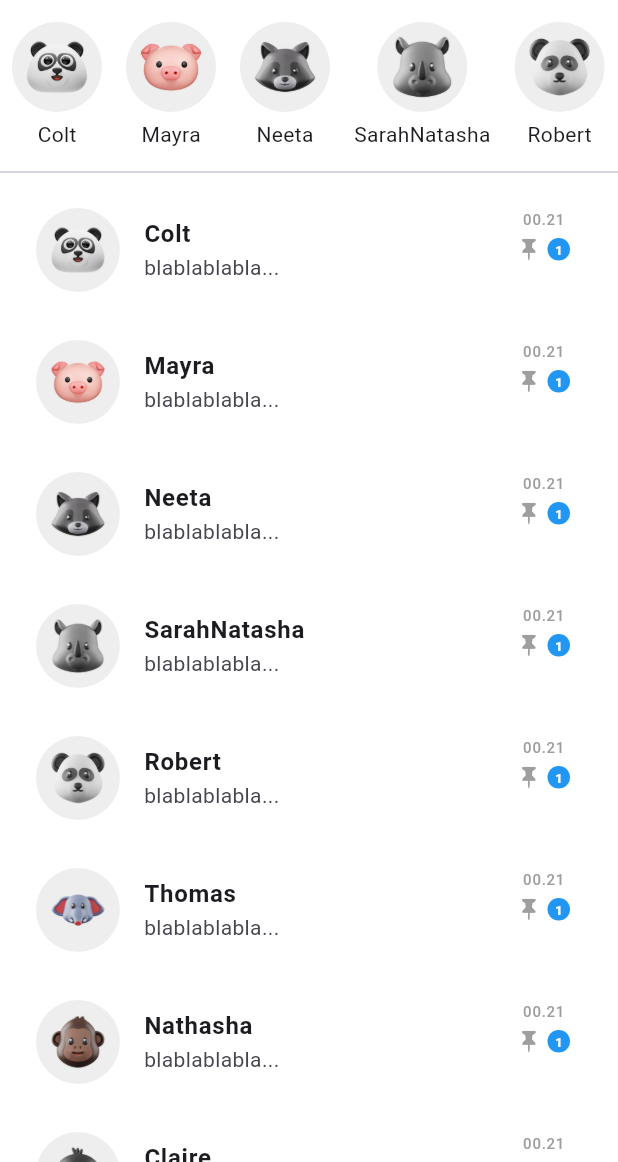
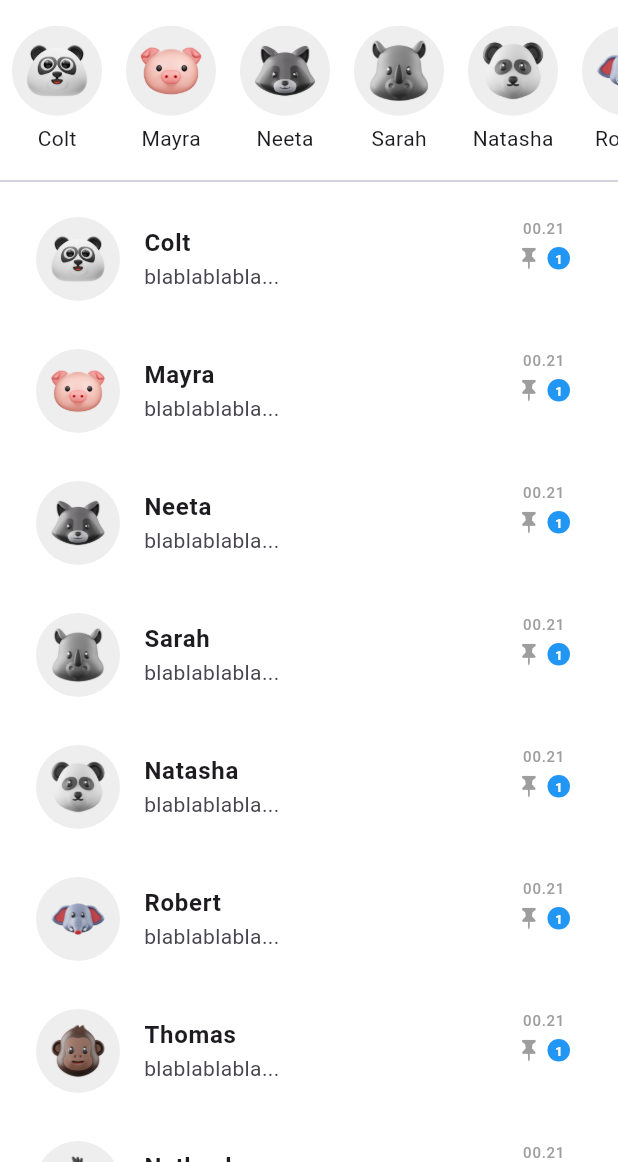
Before and after one commit to PauloSantiB/chat_app, a Flutter app: the HomeScreen screen opened directly, on a phone screen of 412 x 824 dp, the part 74-1236 px from its top. Run offline on Flutter 3.47's test engine with Material 3 defaults, Android fonts, the phone set to English and light mode, and no system bars; our stand-ins replace swipeable_button_view.

Commit message:
separate data layer from ui

```diff
--- /dev/null
+++ b/lib/data/home_data.dart
@@ -0,0 +1,24 @@
+class HomeData {
+  List<String> people = [
+    'Colt',
+    'Mayra',
+    'Neeta',
+    'Sarah',
+    'Natasha',
+    'Robert',
+    'Thomas',
+    'Nathasha',
+    'Claire',
+    'Olivia',
+    'Emma',
+    'Amelia',
+    'Liam',
+    'William',
+    'Lucas',
+    'Henry',
+    'Mia',
+    'Ava',
+    'Evelyn',
+    'Luna',
+  ];
+}
--- a/lib/screens/home_screen.dart
+++ b/lib/screens/home_screen.dart
@@ -1,3 +1,4 @@
+import 'package:chat_app/data/home_data.dart';
 import 'package:chat_app/screens/chat_details_screen.dart';
 import 'package:flutter/cupertino.dart';
 import 'package:flutter/material.dart';
@@ -10,33 +11,11 @@ class HomeScreen extends StatefulWidget {
 }
 
 class _HomeScreenState extends State<HomeScreen> {
-
-  List<String> people = [
-    'Colt',
-    'Mayra',
-    'Neeta',
-    'Sarah'
-    'Natasha',
-    'Robert',
-    'Thomas',
-    'Nathasha',
-    'Claire',
-    'Olivia',
-    'Emma',
-    'Amelia',
-    'Liam'
-    'William',
-    'Lucas',
-    'Henry',
-    'Mia',
-    'Ava',
-    'Evelyn',
-    'Luna',
-  ];
+  List<String> people = HomeData().people;
 
   @override
   Widget build(BuildContext context) {
-    return  Scaffold(
+    return Scaffold(
       backgroundColor: Colors.white,
       appBar: AppBar(
         elevation: 0,
@@ -50,15 +29,11 @@ class _HomeScreenState extends State<HomeScreen> {
               style: TextStyle(
                   color: Colors.grey,
                   fontWeight: FontWeight.w300,
-                fontSize: 12
-
-              ),
+                  fontSize: 12),
             ),
             Text(
               "ChatApp message",
-              style: TextStyle(
-                color: Colors.black
-              ),
+              style: TextStyle(color: Colors.black),
             ),
           ],
         ),
@@ -66,21 +41,19 @@ class _HomeScreenState extends State<HomeScreen> {
           Padding(
             padding: const EdgeInsets.only(right: 8.0),
             child: IconButton(
-              onPressed: (){},
+                onPressed: () {},
                 icon: Icon(
                   Icons.edit_square,
                   color: Colors.grey,
-              )
-              ),
+                )),
           ),
         ],
-
       ),
-      body:SingleChildScrollView(
+      body: SingleChildScrollView(
           child: Column(
         children: [
-            Container(
-              height: 100,
+          SizedBox(
+            height: 106,
             child: ListView.builder(
                 itemCount: people.length,
                 shrinkWrap: true,
@@ -99,23 +72,17 @@ class _HomeScreenState extends State<HomeScreen> {
                           decoration: BoxDecoration(
                               color: Colors.grey.shade200,
                               image: DecorationImage(
-                                image: AssetImage(
-                                'assets/${i+1}.png'
-                                ),
+                                image: AssetImage('assets/${i + 1}.png'),
                                 scale: 10,
                               ),
-                               shape: BoxShape.circle
-                            ),
+                              shape: BoxShape.circle),
                         ),
                         const SizedBox(height: 5),
-                          Text(
-                            people[i]
-                          )
+                        Text(people[i])
                       ],
                     ),
                   );
-                  }
-                  ),
+                }),
           ),
           const Divider(),
           ListView.builder(
@@ -126,14 +93,12 @@ class _HomeScreenState extends State<HomeScreen> {
                 return Padding(
                   padding: const EdgeInsets.all(8.0),
                   child: ListTile(
-                    onTap: (){
+                    onTap: () {
                       Navigator.push(
                         context,
                         MaterialPageRoute<void>(
-                      builder: (BuildContext context) => ChatDetailsScreen(
-                        index + 1,
-                        people[index]
-                      ),
+                          builder: (BuildContext context) =>
+                              ChatDetailsScreen(index + 1, people[index]),
                         ),
                       );
                     },
@@ -144,16 +109,12 @@ class _HomeScreenState extends State<HomeScreen> {
                       ),
                       child: Padding(
                         padding: const EdgeInsets.all(6.0),
-                        child: Image.asset(
-                          "assets/${index+1}.png"
-                          ),
+                        child: Image.asset("assets/${index + 1}.png"),
                       ),
                     ),
                     title: Text(
                       people[index],
-                      style: const TextStyle(
-                        fontWeight: FontWeight.bold
-                      ),
+                      style: const TextStyle(fontWeight: FontWeight.bold),
                     ),
                     subtitle: Text(
                       "blablablabla...",
@@ -164,10 +125,7 @@ class _HomeScreenState extends State<HomeScreen> {
                       children: [
                         Text(
                           '00.21',
-                            style: TextStyle(
-                              fontSize: 10,
-                              color: Colors.grey
-                            ),
+                          style: TextStyle(fontSize: 10, color: Colors.grey),
                         ),
                         SizedBox(height: 5),
                         Row(
@@ -192,8 +150,7 @@ class _HomeScreenState extends State<HomeScreen> {
                                   style: TextStyle(
                                       color: Colors.white,
                                       fontSize: 9,
-                                      fontWeight: FontWeight.bold
-                                    ),
+                                      fontWeight: FontWeight.bold),
                                 ),
                               ),
                             ),
@@ -204,11 +161,9 @@ class _HomeScreenState extends State<HomeScreen> {
                   ),
                   // ),
                 );
-              }
-             )
+              })
         ],
-        )
-      ) ,
+      )),
     );
   }
 }
```
Also changed, not shown: lib/data/chat_details_data.dart (added, +10 -0 lines), lib/data/landing_data.dart (added, +7 -0 lines), lib/screens/chat_details_screen.dart (+3 -7 lines), lib/screens/landing_screen.dart (+21 -41 lines). Lines whose indentation alone changed are shown as unchanged.
